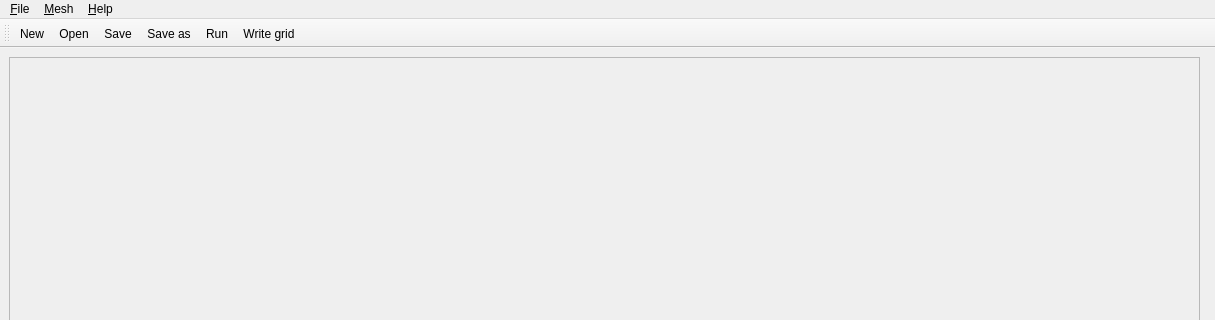
Above: hypnotoad2/gui/hypnotoad2_mainWindow.ui from boutproject/hypnotoad before the change; both pictures show x 0 to 1215 and y 0 to 320 of the 1215 by 863 pixel window. Below: the same form after it.
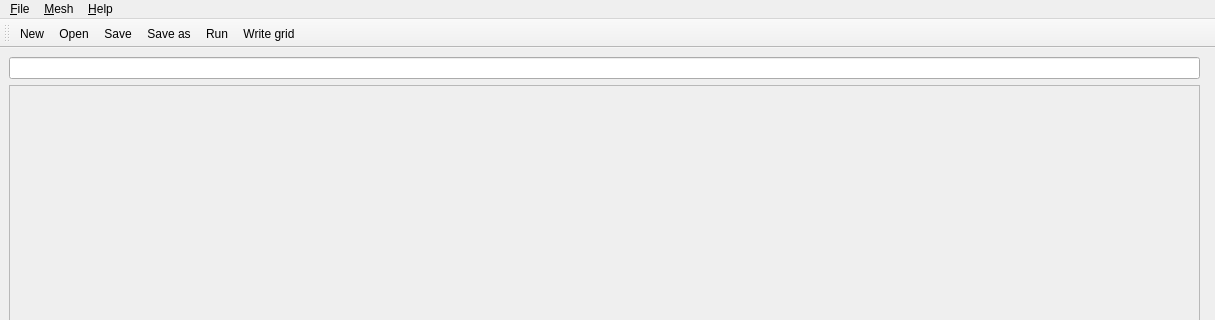
That is the form after the change. Icons and pictures are not drawn.

Commit message: GUI: Add search bar for options

What changed in the file:
```diff
--- a/hypnotoad2/gui/hypnotoad2_mainWindow.ui
+++ b/hypnotoad2/gui/hypnotoad2_mainWindow.ui
@@ -19,6 +19,9 @@
      <layout class="QHBoxLayout" name="horizontalLayout">
       <item>
        <layout class="QVBoxLayout" name="verticalLayout_2">
+        <item>
+         <widget class="QLineEdit" name="search_bar"/>
+        </item>
         <item>
          <widget class="QScrollArea" name="scrollArea">
           <property name="widgetResizable">
```
The commit also changes 2 other files.
